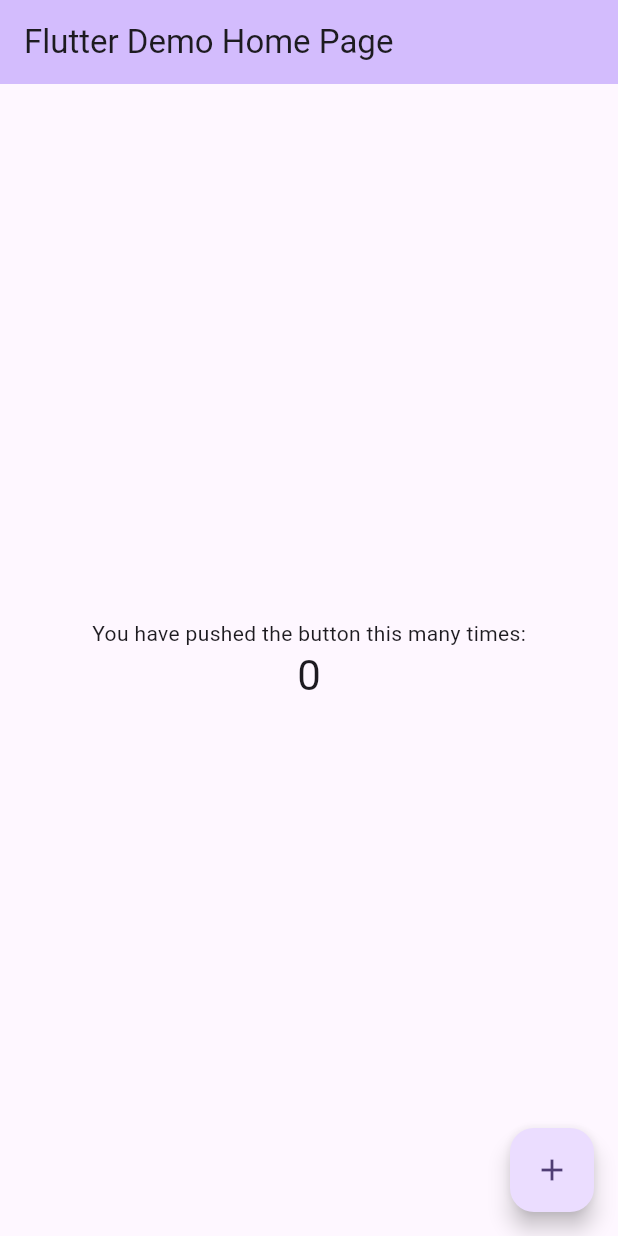
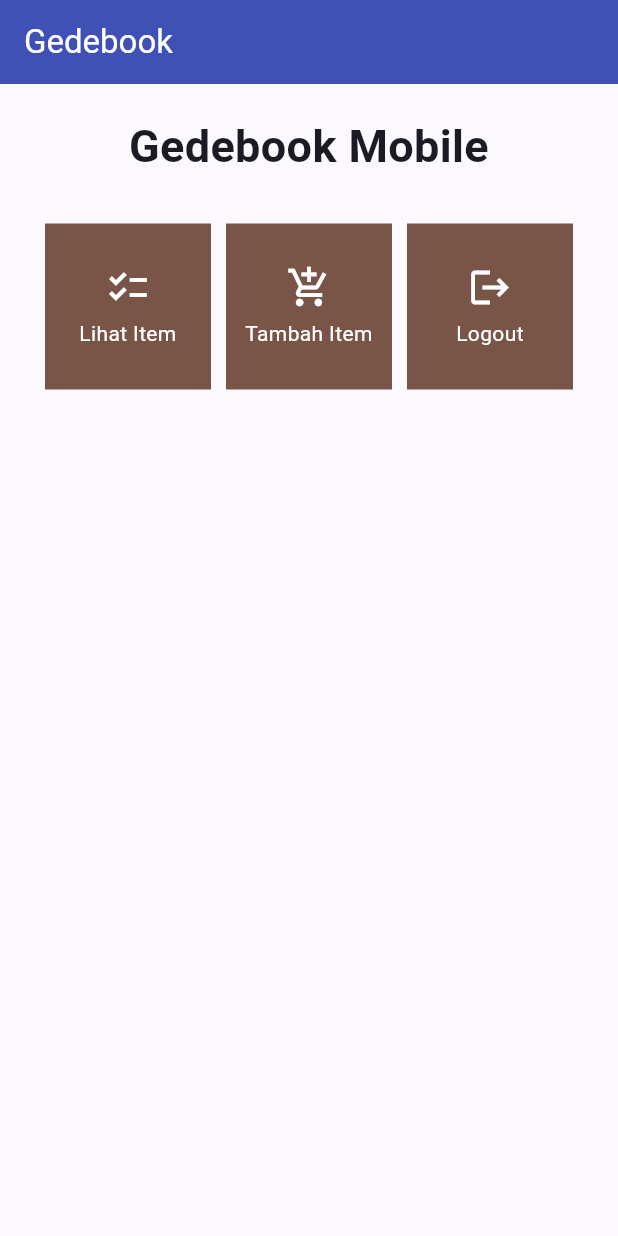
Before and after one commit to austinsusanto/Gedebook-Mobile, a Flutter app: the screen it shows after launch, on a phone screen of 412 x 824 dp. Run offline on Flutter 3.47's test engine with Material 2 defaults, Android fonts, the phone set to English and light mode, and no system bars.

Commit message:
Feat: Finished Tutorial 7

```diff
--- a/lib/main.dart
+++ b/lib/main.dart
@@ -1,4 +1,5 @@
 import 'package:flutter/material.dart';
+import 'package:gedebook_mobile/menu.dart';
 
 void main() {
   runApp(const MyApp());
@@ -28,98 +29,10 @@
         //
         // This works for code too, not just values: Most code changes can be
         // tested with just a hot reload.
-        colorScheme: ColorScheme.fromSeed(seedColor: Colors.deepPurple),
+        colorScheme: ColorScheme.fromSeed(seedColor: Colors.indigo),
         useMaterial3: true,
       ),
-      home: const MyHomePage(title: 'Flutter Demo Home Page'),
+      home: MyHomePage(),
     );
   }
 }
-
-class MyHomePage extends StatefulWidget {
-  const MyHomePage({super.key, required this.title});
-
-  // This widget is the home page of your application. It is stateful, meaning
-  // that it has a State object (defined below) that contains fields that affect
-  // how it looks.
-
-  // This class is the configuration for the state. It holds the values (in this
-  // case the title) provided by the parent (in this case the App widget) and
-  // used by the build method of the State. Fields in a Widget subclass are
-  // always marked "final".
-
-  final String title;
-
-  @override
-  State<MyHomePage> createState() => _MyHomePageState();
-}
-
-class _MyHomePageState extends State<MyHomePage> {
-  int _counter = 0;
-
-  void _incrementCounter() {
-    setState(() {
-      // This call to setState tells the Flutter framework that something has
-      // changed in this State, which causes it to rerun the build method below
-      // so that the display can reflect the updated values. If we changed
-      // _counter without calling setState(), then the build method would not be
-      // called again, and so nothing would appear to happen.
-      _counter++;
-    });
-  }
-
-  @override
-  Widget build(BuildContext context) {
-    // This method is rerun every time setState is called, for instance as done
-    // by the _incrementCounter method above.
-    //
-    // The Flutter framework has been optimized to make rerunning build methods
-    // fast, so that you can just rebuild anything that needs updating rather
-    // than having to individually change instances of widgets.
-    return Scaffold(
-      appBar: AppBar(
-        // TRY THIS: Try changing the color here to a specific color (to
-        // Colors.amber, perhaps?) and trigger a hot reload to see the AppBar
-        // change color while the other colors stay the same.
-        backgroundColor: Theme.of(context).colorScheme.inversePrimary,
-        // Here we take the value from the MyHomePage object that was created by
-        // the App.build method, and use it to set our appbar title.
-        title: Text(widget.title),
-      ),
-      body: Center(
-        // Center is a layout widget. It takes a single child and positions it
-        // in the middle of the parent.
-        child: Column(
-          // Column is also a layout widget. It takes a list of children and
-          // arranges them vertically. By default, it sizes itself to fit its
-          // children horizontally, and tries to be as tall as its parent.
-          //
-          // Column has various properties to control how it sizes itself and
-          // how it positions its children. Here we use mainAxisAlignment to
-          // center the children vertically; the main axis here is the vertical
-          // axis because Columns are vertical (the cross axis would be
-          // horizontal).
-          //
-          // TRY THIS: Invoke "debug painting" (choose the "Toggle Debug Paint"
-          // action in the IDE, or press "p" in the console), to see the
-          // wireframe for each widget.
-          mainAxisAlignment: MainAxisAlignment.center,
-          children: <Widget>[
-            const Text(
-              'You have pushed the button this many times:',
-            ),
-            Text(
-              '$_counter',
-              style: Theme.of(context).textTheme.headlineMedium,
-            ),
-          ],
-        ),
-      ),
-      floatingActionButton: FloatingActionButton(
-        onPressed: _incrementCounter,
-        tooltip: 'Increment',
-        child: const Icon(Icons.add),
-      ), // This trailing comma makes auto-formatting nicer for build methods.
-    );
-  }
-}
--- /dev/null
+++ b/lib/menu.dart
@@ -0,0 +1,117 @@
+import 'package:flutter/material.dart';
+import 'dart:math';
+
+class MyHomePage extends StatelessWidget {
+    MyHomePage({Key? key}) : super(key: key);
+
+    final List<ShopItem> items = [
+      ShopItem("Lihat Item", Icons.checklist),
+      ShopItem("Tambah Item", Icons.add_shopping_cart),
+      ShopItem("Logout", Icons.logout),
+    ];
+
+    @override
+    Widget build(BuildContext context) {
+        return Scaffold(
+          appBar: AppBar(
+            title: const Text(
+              'Gedebook',
+              style: TextStyle(
+                color: Colors.white,
+              ),
+            ),
+            backgroundColor: Colors.indigo,
+          ),
+          body: SingleChildScrollView(
+            // Widget wrapper yang dapat discroll
+            child: Padding(
+              padding: const EdgeInsets.all(10.0), // Set padding dari halaman
+              child: Column(
+                // Widget untuk menampilkan children secara vertikal
+                children: <Widget>[
+                  const Padding(
+                    padding: EdgeInsets.only(top: 10.0, bottom: 10.0),
+                    // Widget Text untuk menampilkan tulisan dengan alignment center dan style yang sesuai
+                    child: Text(
+                      'Gedebook Mobile', // Text yang menandakan toko
+                      textAlign: TextAlign.center,
+                      style: TextStyle(
+                        fontSize: 30,
+                        fontWeight: FontWeight.bold,
+                      ),
+                    ),
+                  ),
+                  // Grid layout
+                  GridView.count(
+                    // Container pada card kita.
+                    primary: true,
+                    padding: const EdgeInsets.all(20),
+                    crossAxisSpacing: 10,
+                    mainAxisSpacing: 10,
+                    crossAxisCount: 3,
+                    shrinkWrap: true,
+                    children: items.map((ShopItem item) {
+                      // Iterasi untuk setiap item
+                      return ShopCard(item);
+                    }).toList(),
+                  ),
+                ],
+              ),
+            ),
+          ),
+        );
+    }
+}
+
+class ShopCard extends StatelessWidget {
+  final ShopItem item;
+
+  const ShopCard(this.item, {super.key}); // Constructor
+
+  @override
+  Widget build(BuildContext context) {
+    var generatedColor = Random().nextInt(Colors.primaries.length);
+    return Material(
+      color: Colors.primaries[generatedColor],
+      child: InkWell(
+        // Area responsive terhadap sentuhan
+        onTap: () {
+          // Memunculkan SnackBar ketika diklik
+          ScaffoldMessenger.of(context)
+            ..hideCurrentSnackBar()
+            ..showSnackBar(SnackBar(
+                content: Text("Kamu telah menekan tombol ${item.name}!")));
+        },
+        child: Container(
+          // Container untuk menyimpan Icon dan Text
+          padding: const EdgeInsets.all(8),
+          child: Center(
+            child: Column(
+              mainAxisAlignment: MainAxisAlignment.center,
+              children: [
+                Icon(
+                  item.icon,
+                  color: Colors.white,
+                  size: 30.0,
+                ),
+                const Padding(padding: EdgeInsets.all(3)),
+                Text(
+                  item.name,
+                  textAlign: TextAlign.center,
+                  style: const TextStyle(color: Colors.white),
+                ),
+              ],
+            ),
+          ),
+        ),
+      ),
+    );
+  }
+}
+
+class ShopItem {
+  final String name;
+  final IconData icon;
+
+  ShopItem(this.name, this.icon);
+}
```
